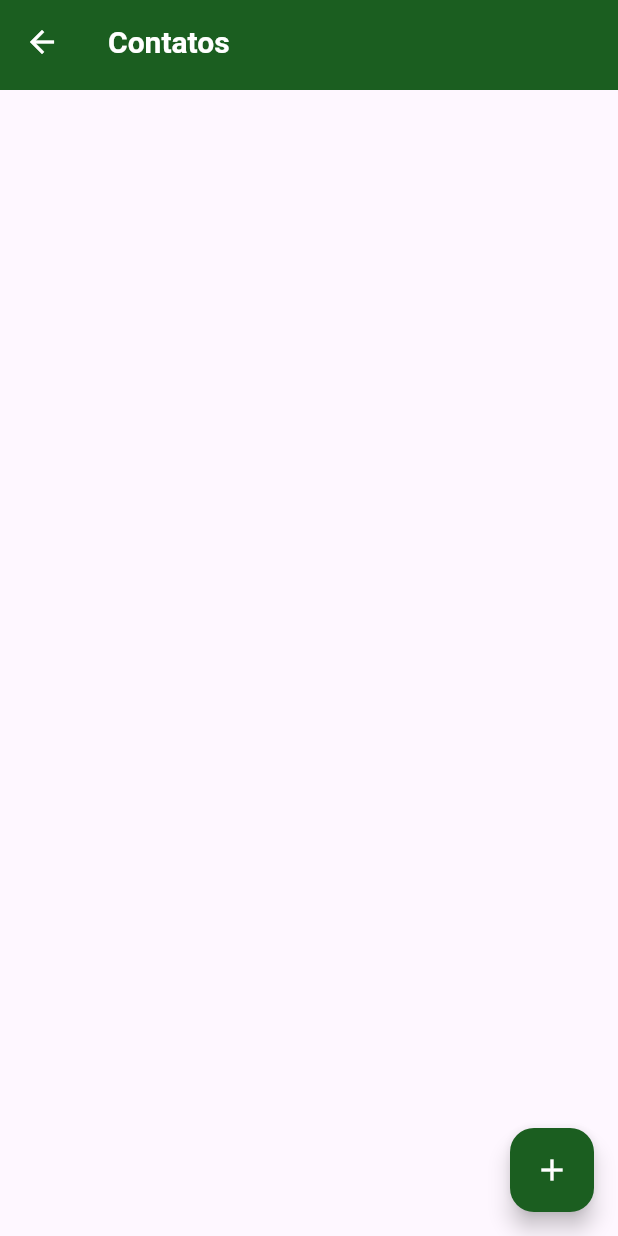
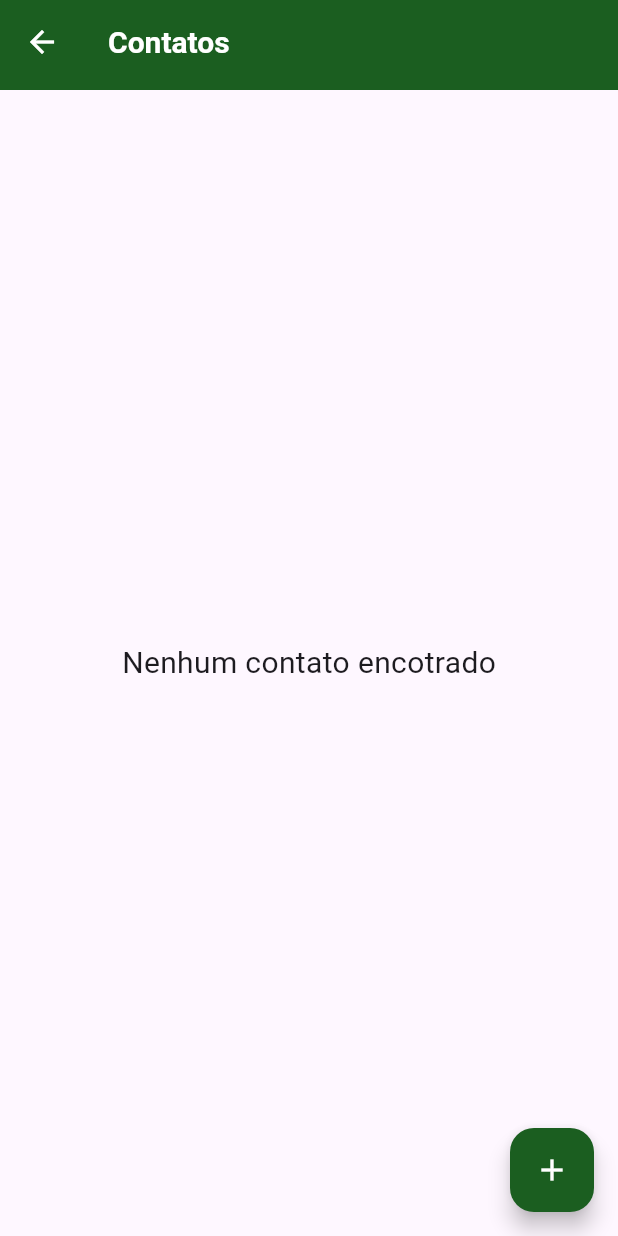
Before and after one commit to wisley-cesar/Byte-Bank, a Flutter app: the screen it shows after launch, after a tap on "Contats", on a phone screen of 412 x 824 dp. Run offline on Flutter 3.47's test engine with Material 3 defaults, Android fonts, the phone set to English and light mode, and no system bars; our stand-ins replace sqflite; accounts and stored records are empty.

Commit message:
REFACTOR: Refatorando o banco de dados

```diff
--- a/lib/database/app_database.dart
+++ b/lib/database/app_database.dart
@@ -2,9 +2,8 @@ import 'package:bytebank/Model/contact.dart';
 import 'package:path/path.dart';
 import 'package:sqflite/sqflite.dart';
 
-Future<Database> createDataBase() {
-  return getDatabasesPath().then((dbPath) {
-    final String path = join(dbPath, 'bytebank.db');
+Future<Database> createDataBase() async {
+  final String path = join(await getDatabasesPath(), 'bytebank.db');
   return openDatabase(
     path,
     onCreate: (db, version) async {
@@ -13,8 +12,21 @@ Future<Database> createDataBase() {
       );
     },
     version: 1,
+    // onDowngrade: onDatabaseDowngradeDelete,
   );
-  });
+  // return getDatabasesPath().then((dbPath) {
+  //   final String path = join(dbPath, 'bytebank.db');
+  //   return openDatabase(
+  //     path,
+  //     onCreate: (db, version) async {
+  //       await db.execute(
+  //         'CREATE TABLE contacts(id INTEGER PRIMARY KEY, name  TEXT, account_number INTEGER )',
+  //       );
+  //     },
+  //     version: 1,
+  //     // onDowngrade: onDatabaseDowngradeDelete,
+  //   );
+  // });
 }
 
 Future<void> save(Contact contact) async {
@@ -26,17 +38,31 @@ Future<void> save(Contact contact) async {
 }
 
 Future<List<Contact>> findAll() async {
-  final db = await createDataBase();
-  return db.query('contacts').then((maps) {
+  final Database db = await createDataBase();
+  final List<Map<String, dynamic>> result = await db.query('contacts');
+
   final List<Contact> contacts = [];
-    for (Map<String, dynamic> map in maps) {
+  for (Map<String, dynamic> row in result) {
     final Contact contact = Contact(
-        id: map['id'],
-        name: map['name'],
-        accountNumber: map['account_number'],
+      id: row['id'],
+      name: row['name'],
+      accountNumber: row['account_number'],
     );
     contacts.add(contact);
   }
   return contacts;
-  });
 }
+
+  // final db = await createDataBase();
+  // return db.query('contacts').then((maps) {
+  //   final List<Contact> contacts = [];
+  //   for (Map<String, dynamic> map in maps) {
+  //     final Contact contact = Contact(
+  //       id: map['id'],
+  //       name: map['name'],
+  //       accountNumber: map['account_number'],
+  //     );
+  //     contacts.add(contact);
+  //   }
+  //   return contacts;
+  // });
--- a/lib/screens/contacts/contacts_form.dart
+++ b/lib/screens/contacts/contacts_form.dart
@@ -1,6 +1,7 @@
 import 'dart:math';
 
 import 'package:bytebank/Model/contact.dart';
+import 'package:bytebank/database/app_database.dart';
 import 'package:bytebank/widget/my_app_bar.dart';
 import 'package:flutter/material.dart';
 
@@ -51,11 +52,10 @@ class _ContactsFormState extends State<ContactsForm> {
                     _accountNumberController.text,
                   );
                   final Contact newContact = Contact(
-                    id: Random().nextInt(1000),
                     name: name,
                     accountNumber: accountNumber!,
                   );
-                  Navigator.pop(context, newContact);
+                  save(newContact).then((id) => Navigator.pop(context));
                 },
                 child: SizedBox(
                   height: 50,
--- a/lib/screens/contacts/contacts_list.dart
+++ b/lib/screens/contacts/contacts_list.dart
@@ -3,19 +3,23 @@ import 'package:bytebank/screens/contacts/widget/my_card_to_list.dart';
 import 'package:bytebank/widget/my_app_bar.dart';
 import 'package:flutter/material.dart';
 
-class ContactsList extends StatelessWidget {
+class ContactsList extends StatefulWidget {
   const ContactsList({super.key});
 
+  @override
+  State<ContactsList> createState() => _ContactsListState();
+}
+
+class _ContactsListState extends State<ContactsList> {
   @override
   Widget build(BuildContext context) {
     return Scaffold(
       appBar: MyAppBar(title: 'Contatos'),
       body: MyCardToList(),
       floatingActionButton: MyButtonContacts(
-        onPressed: () {
-          Navigator.of(context).pushNamed('/contacts-form').then((newContact) {
-            if (newContact != null) {}
-          });
+        onPressed: () async {
+          await Navigator.of(context).pushNamed('/contacts-form');
+          setState(() {});
         },
       ),
     );
--- a/lib/screens/contacts/widget/my_card_to_list.dart
+++ b/lib/screens/contacts/widget/my_card_to_list.dart
@@ -1,19 +1,40 @@
 import 'package:bytebank/Model/contact.dart';
+import 'package:bytebank/database/app_database.dart';
 import 'package:bytebank/screens/contacts/widget/contact_item.dart';
 import 'package:flutter/material.dart';
 
 class MyCardToList extends StatelessWidget {
-  final List<Contact> contacts = [];
-
-  MyCardToList({super.key});
+  const MyCardToList({super.key});
 
   @override
   Widget build(BuildContext context) {
-    return ListView.builder(
-      itemCount: contacts.length,
-      itemBuilder: (context, index) {
-        final Contact contac = contacts[index];
-        return ContactItem(contact: contac);
+    return FutureBuilder<List<Contact>>(
+      future: findAll(),
+      builder: (context, snapshot) {
+        if (snapshot.connectionState == ConnectionState.waiting) {
+          return Center(child: CircularProgressIndicator());
+        } else if (snapshot.hasError) {
+          return Text('Erro: ${snapshot.error}');
+        } else if (snapshot.hasData) {
+          final List<Contact> contacts = snapshot.data ?? [];
+          if (contacts.isEmpty) {
+            return Center(
+              child: Text(
+                'Nenhum contato encotrado',
+                style: TextStyle(fontSize: 20),
+              ),
+            );
+          }
+          return ListView.builder(
+            itemCount: contacts.length,
+            itemBuilder: (context, index) {
+              final Contact contac = contacts[index];
+              return ContactItem(contact: contac);
+            },
+          );
+        } else {
+          return Text('Nenhum contato disponível');
+        }
       },
     );
   }
```
Lines whose indentation alone changed are shown as unchanged.
